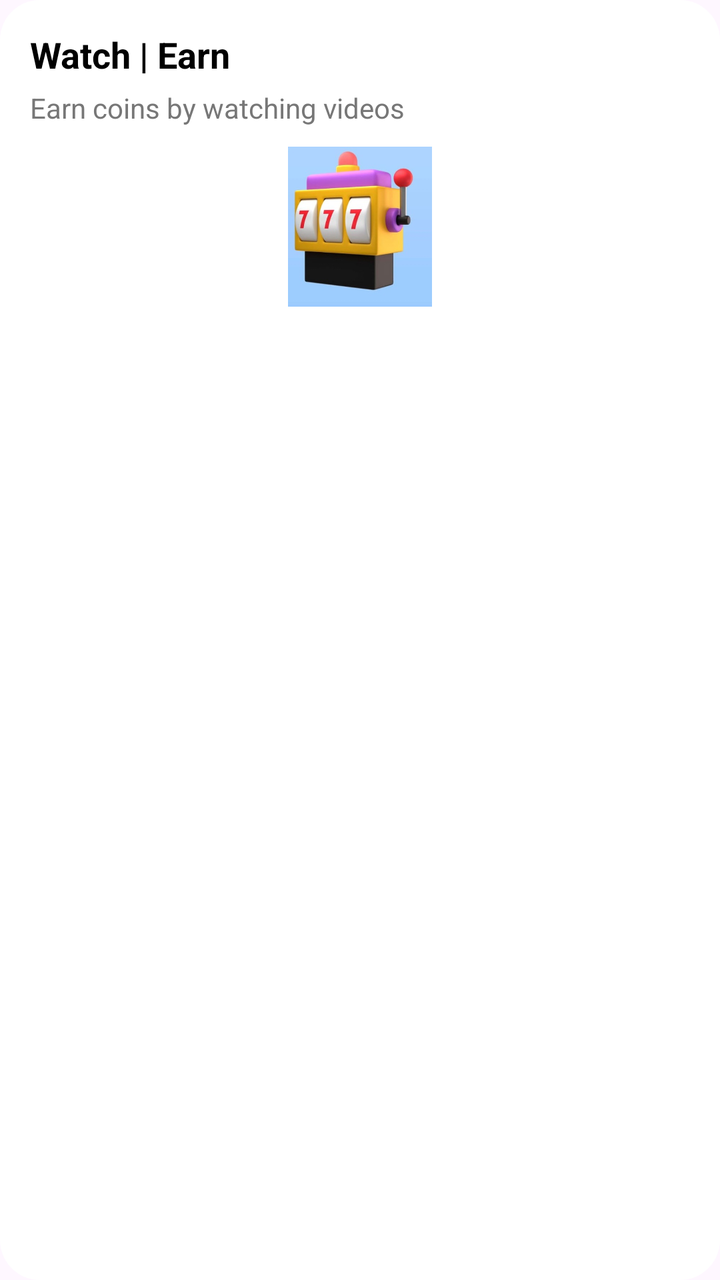
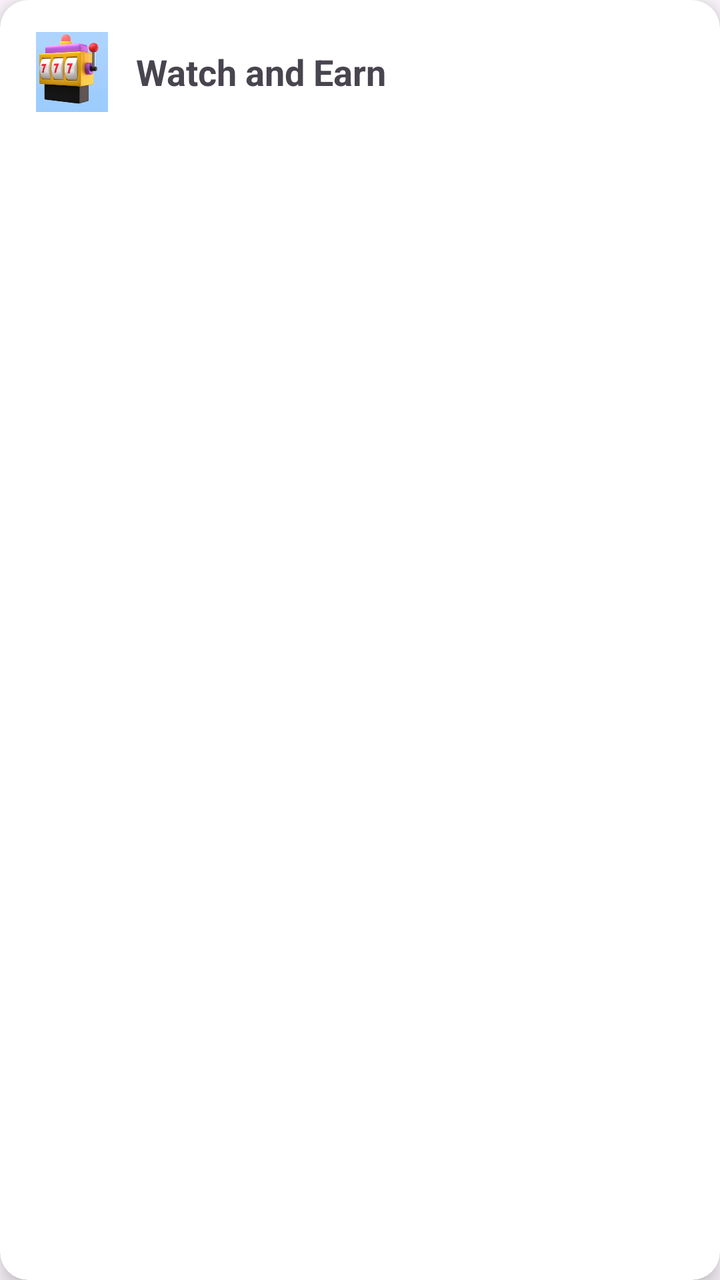

Screens rendered from an Android XML layout before and after an edit, with the pre-edit source and the edit as a unified diff.
<!-- AndroidManifest.xml: application theme Theme.RGamer -->
<!-- res/layout/card_watch_earn.xml -->
<?xml version="1.0" encoding="utf-8"?>
<LinearLayout xmlns:android="http://schemas.android.com/apk/res/android"
    android:orientation="vertical"
    android:layout_width="match_parent"
    android:layout_height="140dp"
    android:background="@drawable/card_bg"
    android:padding="15dp"
    android:layout_marginBottom="15dp">

    <TextView
        android:layout_width="wrap_content"
        android:layout_height="wrap_content"
        android:text="Watch | Earn"
        android:textStyle="bold"
        android:textSize="18sp"
        android:textColor="#000" />

    <TextView
        android:layout_width="wrap_content"
        android:layout_height="wrap_content"
        android:text="Earn coins by watching videos"
        android:textSize="14sp"
        android:textColor="#777"
        android:layout_marginTop="5dp" />

    <ImageView
        android:src="@drawable/ic_watch"
        android:layout_width="80dp"
        android:layout_height="80dp"
        android:layout_gravity="center"
        android:layout_marginTop="10dp"/>
</LinearLayout>
<!-- resources referenced by this layout -->
<resources>
  <!-- drawable card_bg (drawable) -->
  <shape xmlns:android="http://schemas.android.com/apk/res/android">
      <solid android:color="#FFFFFF"/>
      <corners android:radius="20dp"/>
      <padding android:left="10dp" android:top="10dp" android:right="10dp" android:bottom="10dp"/>
  </shape>
  <!-- drawable ic_watch: jpg bitmap (drawable, 21959 bytes) -->
  <style name="Theme.RGamer" parent="Base.Theme.RGamer" />
  <style name="Base.Theme.RGamer" parent="Theme.Material3.DayNight.NoActionBar">
          
          
      </style>
</resources>

<!-- the commit's change to res/layout/card_watch_earn.xml (unified diff, before → after) -->
@@ -1,32 +1,33 @@
 <?xml version="1.0" encoding="utf-8"?>
-<LinearLayout xmlns:android="http://schemas.android.com/apk/res/android"
-    android:orientation="vertical"
+<androidx.cardview.widget.CardView
+    xmlns:android="http://schemas.android.com/apk/res/android"
+    xmlns:app="http://schemas.android.com/apk/res-auto"
+    android:id="@+id/card_watch_earn"
     android:layout_width="match_parent"
-    android:layout_height="140dp"
-    android:background="@drawable/card_bg"
-    android:padding="15dp"
-    android:layout_marginBottom="15dp">
+    android:layout_height="wrap_content"
+    android:layout_marginBottom="12dp"
+    app:cardCornerRadius="14dp"
+    app:cardElevation="6dp">
 
-    <TextView
-        android:layout_width="wrap_content"
+    <LinearLayout
+        android:layout_width="match_parent"
         android:layout_height="wrap_content"
-        android:text="Watch | Earn"
-        android:textStyle="bold"
-        android:textSize="18sp"
-        android:textColor="#000" />
+        android:padding="16dp"
+        android:orientation="horizontal"
+        android:gravity="center_vertical">
 
-    <TextView
-        android:layout_width="wrap_content"
-        android:layout_height="wrap_content"
-        android:text="Earn coins by watching videos"
-        android:textSize="14sp"
-        android:textColor="#777"
-        android:layout_marginTop="5dp" />
+        <ImageView
+            android:layout_width="40dp"
+            android:layout_height="40dp"
+            android:src="@drawable/ic_watch"/>
 
-    <ImageView
-        android:src="@drawable/ic_watch"
-        android:layout_width="80dp"
-        android:layout_height="80dp"
-        android:layout_gravity="center"
-        android:layout_marginTop="10dp"/>
-</LinearLayout>
+        <TextView
+            android:layout_width="wrap_content"
+            android:layout_height="wrap_content"
+            android:layout_marginStart="12dp"
+            android:text="Watch and Earn"
+            android:textSize="18sp"
+            android:textStyle="bold"/>
+
+    </LinearLayout>
+</androidx.cardview.widget.CardView>
<!-- resource entries referenced after the edit -->
@@ -1,11 +1,5 @@
 <!-- resources referenced by this layout -->
 <resources>
-  <!-- drawable card_bg (drawable) -->
-  <shape xmlns:android="http://schemas.android.com/apk/res/android">
-      <solid android:color="#FFFFFF"/>
-      <corners android:radius="20dp"/>
-      <padding android:left="10dp" android:top="10dp" android:right="10dp" android:bottom="10dp"/>
-  </shape>
   <!-- drawable ic_watch: jpg bitmap (drawable, 21959 bytes) -->
   <style name="Theme.RGamer" parent="Base.Theme.RGamer" />
   <style name="Base.Theme.RGamer" parent="Theme.Material3.DayNight.NoActionBar">
